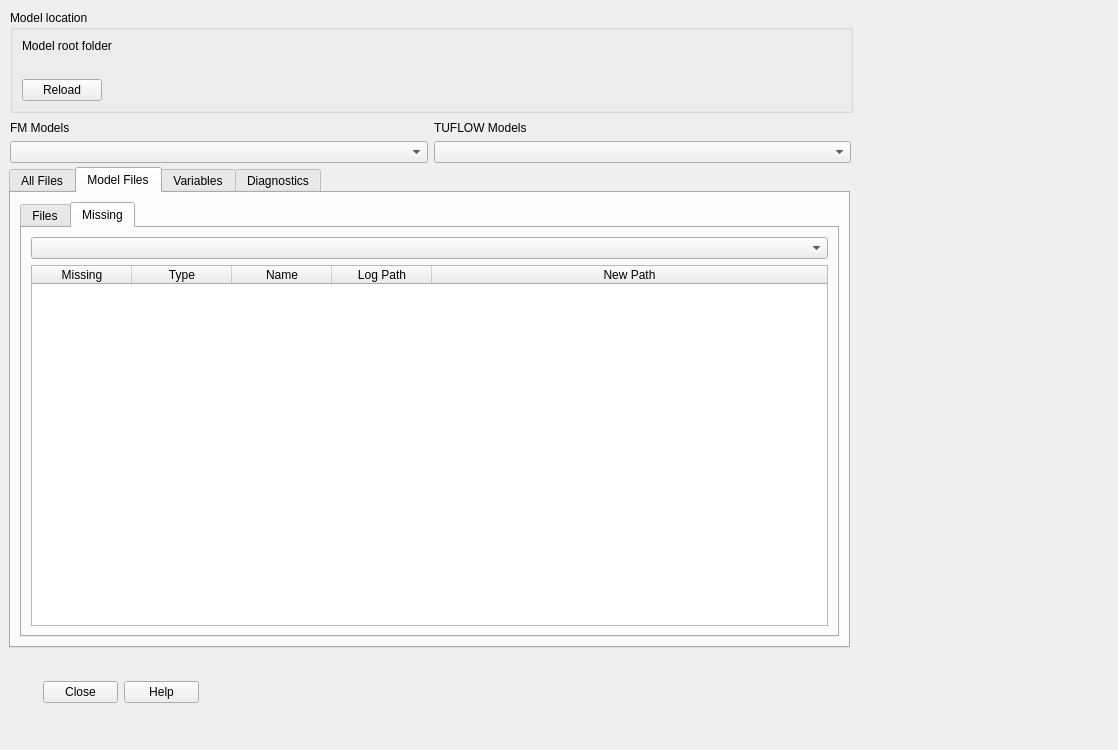
Above: mod_check/forms/ui_modelvarsfiles_check_dialog.ui from duncan-r/ModCheck before the change. Below: the same form after it.
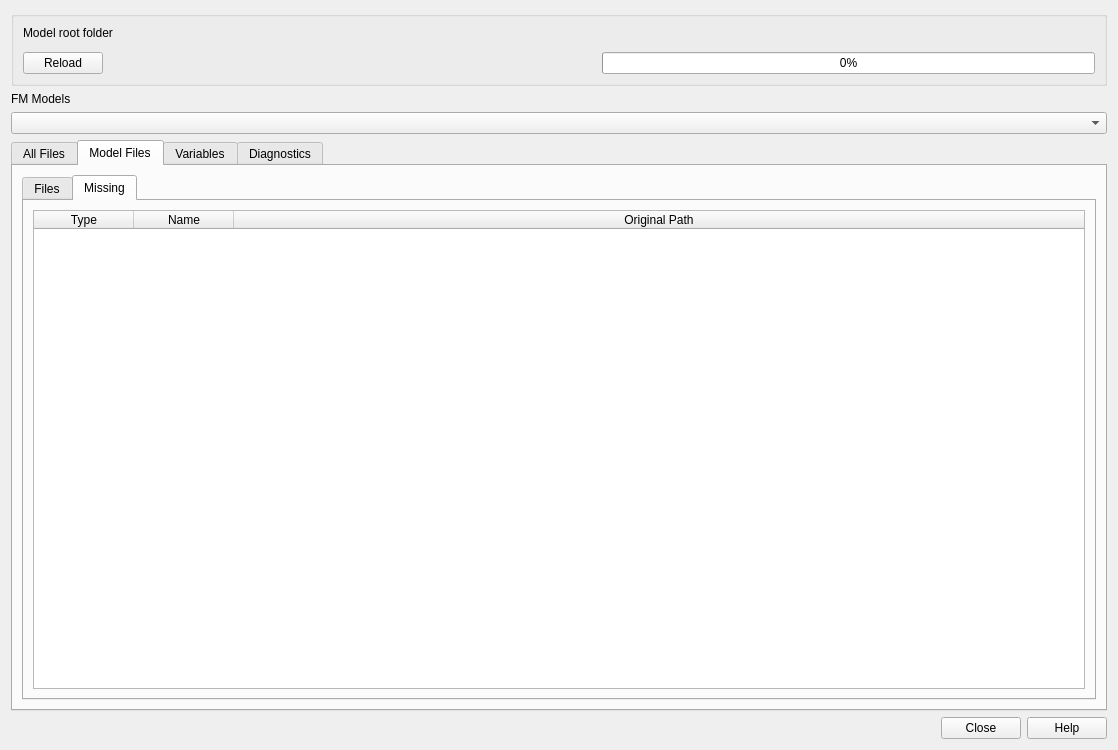
That is the form after the change. The open tabs and pages were chosen to show the change. Custom widgets are drawn as their Qt base class.

Patch:
```diff
--- a/mod_check/forms/ui_modelvarsfiles_check_dialog.ui
+++ b/mod_check/forms/ui_modelvarsfiles_check_dialog.ui
@@ -19,15 +19,80 @@
   <property name="modal">
    <bool>false</bool>
   </property>
+  <layout class="QVBoxLayout" name="verticalLayout_7">
+   <item>
+    <widget class="QGroupBox" name="modelFolderGroupbox">
+     <property name="title">
+      <string/>
+     </property>
+     <layout class="QVBoxLayout" name="verticalLayout_3">
+      <item>
+       <widget class="QLabel" name="label_14">
+        <property name="text">
+         <string>Model root folder</string>
+        </property>
+       </widget>
+      </item>
+      <item>
+       <widget class="QgsFileWidget" name="modelFolderFileWidget"/>
+      </item>
+      <item>
+       <layout class="QHBoxLayout" name="horizontalLayout_8">
+        <item>
+         <widget class="QPushButton" name="reloadBtn">
+          <property name="text">
+           <string>Reload</string>
+          </property>
+          <property name="autoDefault">
+           <bool>false</bool>
+          </property>
+         </widget>
+        </item>
+        <item>
+         <spacer name="horizontalSpacer_6">
+          <property name="orientation">
+           <enum>Qt::Horizontal</enum>
+          </property>
+          <property name="sizeHint" stdset="0">
+           <size>
+            <width>40</width>
+            <height>20</height>
+           </size>
+          </property>
+         </spacer>
+        </item>
+        <item>
+         <widget class="QProgressBar" name="progressBar">
+          <property name="value">
+           <number>0</number>
+          </property>
+         </widget>
+        </item>
+       </layout>
+      </item>
+     </layout>
+    </widget>
+   </item>
+   <item>
+    <layout class="QHBoxLayout" name="horizontalLayout_9">
+     <item>
+      <layout class="QVBoxLayout" name="verticalLayout_11">
+       <item>
+        <widget class="QLabel" name="label_15">
+         <property name="text">
+          <string>FM Models</string>
+         </property>
+        </widget>
+       </item>
+       <item>
+        <widget class="QComboBox" name="modelsCBox"/>
+       </item>
+      </layout>
+     </item>
+    </layout>
+   </item>
+   <item>
   <widget class="QTabWidget" name="resultsTabWidget">
-   <property name="geometry">
-    <rect>
-     <x>9</x>
-     <y>167</y>
-     <width>841</width>
-     <height>481</height>
-    </rect>
-   </property>
    <property name="currentIndex">
     <number>1</number>
    </property>
@@ -293,21 +358,13 @@
         </attribute>
         <layout class="QVBoxLayout" name="verticalLayout_15">
          <item>
-          <widget class="QComboBox" name="logComboBox"/>
-         </item>
-         <item>
-          <widget class="QTableWidget" name="logTable">
+            <widget class="QTableWidget" name="modelFilesMissingTable">
            <property name="sortingEnabled">
             <bool>true</bool>
            </property>
            <attribute name="horizontalHeaderStretchLastSection">
             <bool>true</bool>
            </attribute>
-           <column>
-            <property name="text">
-             <string>Missing</string>
-            </property>
-           </column>
            <column>
             <property name="text">
              <string>Type</string>
@@ -320,12 +377,7 @@
            </column>
            <column>
             <property name="text">
-             <string>Log Path</string>
-            </property>
-           </column>
-           <column>
-            <property name="text">
-             <string>New Path</string>
+               <string>Original Path</string>
             </property>
            </column>
           </widget>
@@ -456,107 +508,8 @@
     </layout>
    </widget>
   </widget>
-  <widget class="QGroupBox" name="modelFolderGroupbox">
-   <property name="geometry">
-    <rect>
-     <x>10</x>
-     <y>10</y>
-     <width>843</width>
-     <height>103</height>
-    </rect>
-   </property>
-   <property name="title">
-    <string>Model location</string>
-   </property>
-   <layout class="QVBoxLayout" name="verticalLayout_3">
-    <item>
-     <widget class="QLabel" name="label_14">
-      <property name="text">
-       <string>Model root folder</string>
-      </property>
-     </widget>
     </item>
     <item>
-     <widget class="QgsFileWidget" name="modelFolderFileWidget"/>
-    </item>
-    <item>
-     <layout class="QHBoxLayout" name="horizontalLayout_8">
-      <item>
-       <widget class="QPushButton" name="reloadBtn">
-        <property name="text">
-         <string>Reload</string>
-        </property>
-        <property name="autoDefault">
-         <bool>false</bool>
-        </property>
-       </widget>
-      </item>
-      <item>
-       <spacer name="horizontalSpacer_6">
-        <property name="orientation">
-         <enum>Qt::Horizontal</enum>
-        </property>
-        <property name="sizeHint" stdset="0">
-         <size>
-          <width>40</width>
-          <height>20</height>
-         </size>
-        </property>
-       </spacer>
-      </item>
-     </layout>
-    </item>
-   </layout>
-  </widget>
-  <widget class="QWidget" name="horizontalLayoutWidget">
-   <property name="geometry">
-    <rect>
-     <x>10</x>
-     <y>120</y>
-     <width>841</width>
-     <height>43</height>
-    </rect>
-   </property>
-   <layout class="QHBoxLayout" name="horizontalLayout_9">
-    <item>
-     <layout class="QVBoxLayout" name="verticalLayout_11">
-      <item>
-       <widget class="QLabel" name="label_15">
-        <property name="text">
-         <string>FM Models</string>
-        </property>
-       </widget>
-      </item>
-      <item>
-       <widget class="QComboBox" name="fmModelsCBox"/>
-      </item>
-     </layout>
-    </item>
-    <item>
-     <layout class="QVBoxLayout" name="verticalLayout_12">
-      <item>
-       <widget class="QLabel" name="label_16">
-        <property name="text">
-         <string>TUFLOW Models</string>
-        </property>
-       </widget>
-      </item>
-      <item>
-       <widget class="QComboBox" name="tuflowModelsCBox"/>
-      </item>
-     </layout>
-    </item>
-   </layout>
-  </widget>
-  <widget class="QWidget" name="layoutWidget">
-   <property name="geometry">
-    <rect>
-     <x>30</x>
-     <y>680</y>
-     <width>169</width>
-     <height>25</height>
-    </rect>
-   </property>
    <layout class="QHBoxLayout" name="horizontalLayout_5">
     <item>
      <widget class="QLabel" name="statusLabel">
@@ -576,7 +529,8 @@
      </widget>
     </item>
    </layout>
-  </widget>
+   </item>
+  </layout>
  </widget>
  <customwidgets>
   <customwidget>
```
Left out of the diff: 7 changed lines with no effect on the pictures. Lines whose indentation alone changed are shown as unchanged.
